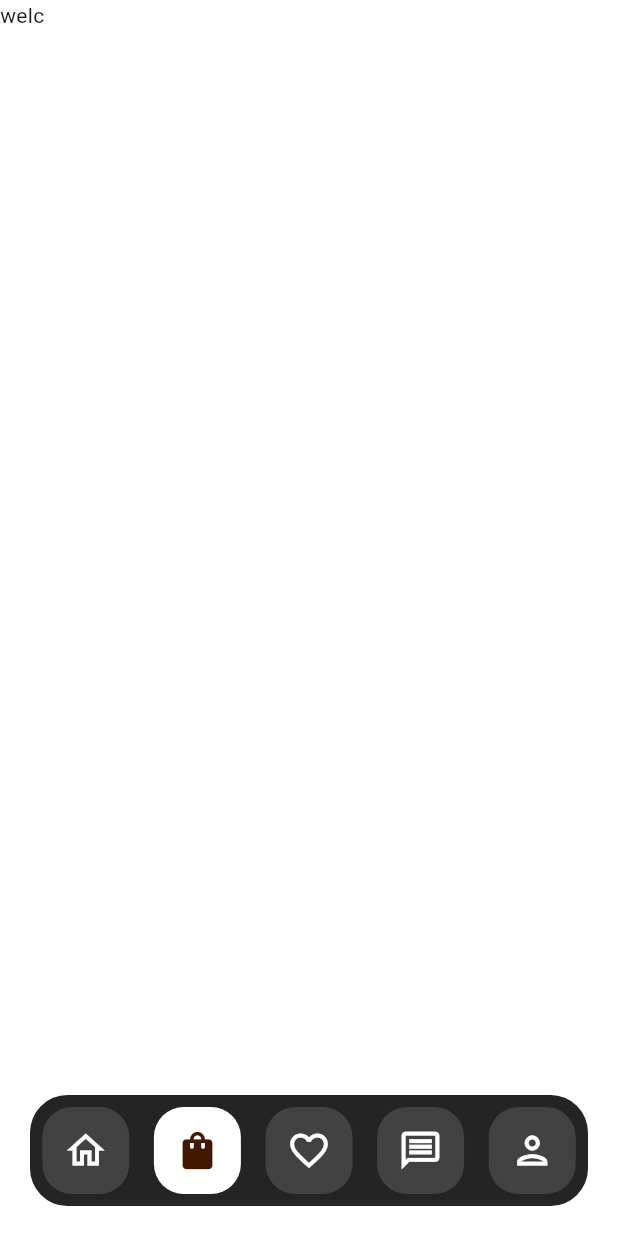
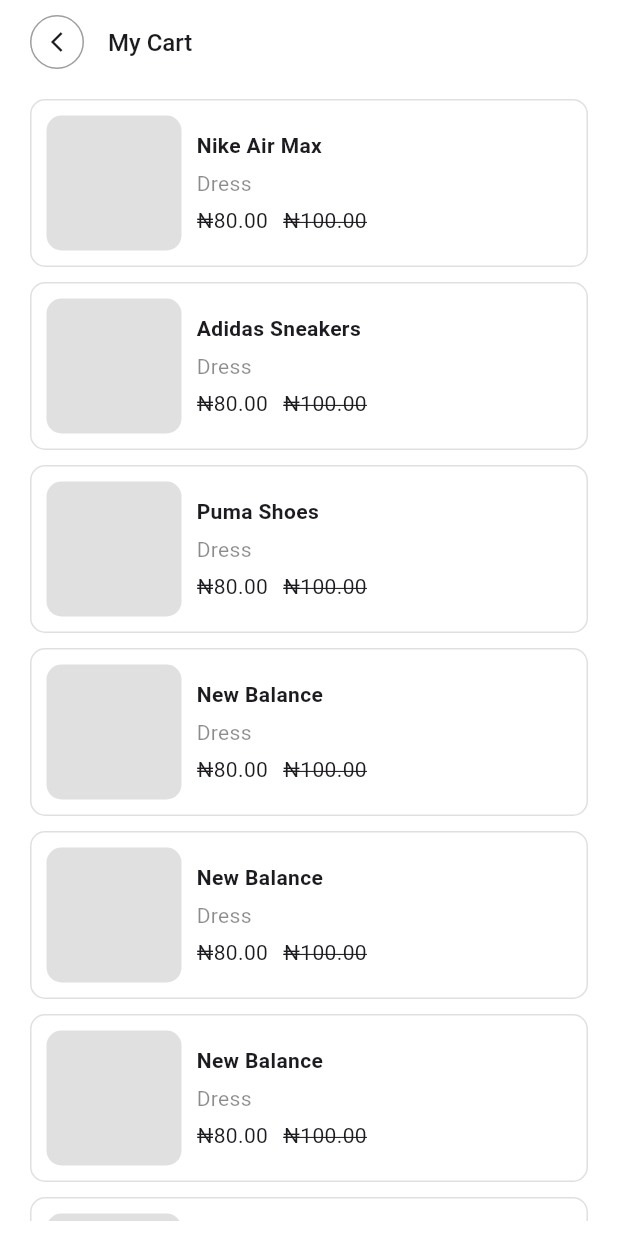
Before and after one commit to Nelson-Chinedu/daza_store, a Flutter app: the DashboardView screen opened directly, scrolled down 416 dp, after a tap on the "shopping bag" icon, on a phone screen of 412 x 824 dp. Run offline on Flutter 3.47's test engine with Material 3 defaults, Android fonts, the phone set to English and light mode, and no system bars; drawn by our look-alikes of flutter_slidable; our stand-ins replace carousel_slider, get_it, intl_phone_number_input, lottie, pin_input_text_field, smooth_page_indicator and 2 more.

Commit message:
feat: add cart

```diff
--- /dev/null
+++ b/lib/features/dashboard/cart/cart_view.dart
@@ -0,0 +1,138 @@
+import 'package:daza_store_commerce/features/dashboard/cart/cart_viewmodel.dart';
+import 'package:flutter/material.dart';
+import 'package:flutter_slidable/flutter_slidable.dart';
+import 'package:stacked/stacked.dart';
+
+class CartView extends StatelessWidget {
+  const CartView({super.key});
+
+  @override
+  Widget build(BuildContext context) {
+    return ViewModelBuilder<CartViewModel>.reactive(
+      viewModelBuilder: () => CartViewModel(),
+
+      builder: (context, model, child) {
+        return Scaffold(
+          appBar: AppBar(
+            leading: Padding(
+              padding: const EdgeInsets.only(left: 20),
+              child: GestureDetector(
+                onTap: model.goBack,
+                child: Container(
+                  width: 34,
+                  height: 34,
+                  decoration: BoxDecoration(
+                    shape: BoxShape.circle,
+                    border: Border.all(color: Colors.grey),
+                  ),
+                  child: const Icon(Icons.arrow_back_ios_sharp, size: 16),
+                ),
+              ),
+            ),
+            title: const Text(
+              'My Cart',
+              style: TextStyle(fontSize: 16, fontWeight: FontWeight.w500),
+            ),
+            backgroundColor: Colors.white,
+          ),
+
+          body: SafeArea(
+            child: Padding(
+              padding: const EdgeInsets.symmetric(horizontal: 20, vertical: 10),
+              child: SlidableAutoCloseBehavior(
+                child: SlidableAutoCloseBehavior(
+                  child: ListView.builder(
+                    itemCount: model.items.length,
+                    itemBuilder: (context, index) {
+                      final item = model.items[index];
+
+                      return Padding(
+                        padding: const EdgeInsets.only(bottom: 10.0),
+                        child: Slidable(
+                          key: ValueKey(item),
+
+                          endActionPane: ActionPane(
+                            motion: const BehindMotion(),
+                            extentRatio: 0.22,
+                            children: [
+                              SlidableAction(
+                                onPressed: (_) => model.removeItem(index),
+                                backgroundColor: const Color(0xFFD65A5A),
+                                icon: Icons.delete_outline,
+                                foregroundColor: Colors.white,
+                                borderRadius: const BorderRadius.only(
+                                  topRight: Radius.circular(20),
+                                  bottomRight: Radius.circular(20),
+                                ),
+                              ),
+                            ],
+                          ),
+
+                          child: Builder(
+                            builder: (context) {
+                              return GestureDetector(
+                                onTap: () => Slidable.of(context)?.close(),
+                                child: Column(
+                                  children: [cartItem(itemName: item)],
+                                ),
+                              );
+                            },
+                          ),
+                        ),
+                      );
+                    },
+                  ),
+                ),
+              ),
+            ),
+          ),
+        );
+      },
+    );
+  }
+
+  Widget cartItem({required String itemName}) {
+    return Container(
+      padding: const EdgeInsets.all(10),
+      width: double.infinity,
+      decoration: BoxDecoration(
+        border: Border.all(color: Colors.black12),
+        borderRadius: BorderRadius.circular(10),
+      ),
+      child: Row(
+        children: [
+          Container(
+            width: 90,
+            height: 90,
+            decoration: BoxDecoration(
+              color: Colors.grey.shade300,
+              borderRadius: BorderRadius.circular(10),
+            ),
+          ),
+          const SizedBox(width: 10),
+          Expanded(
+            child: Column(
+              crossAxisAlignment: CrossAxisAlignment.start,
+              children: [
+                Text(itemName, style: TextStyle(fontWeight: FontWeight.w600)),
+                SizedBox(height: 5),
+                Text('Dress', style: TextStyle(color: Colors.black45)),
+                SizedBox(height: 5),
+                Row(
+                  children: [
+                    Text('₦80.00'),
+                    SizedBox(width: 10),
+                    Text(
+                      '₦100.00',
+                      style: TextStyle(decoration: TextDecoration.lineThrough),
+                    ),
+                  ],
+                ),
+              ],
+            ),
+          ),
+        ],
+      ),
+    );
+  }
+}
--- /dev/null
+++ b/lib/features/dashboard/cart/cart_viewmodel.dart
@@ -0,0 +1,29 @@
+// import 'package:daza_store_commerce/features/dashboard/home/home_view.dart';
+import 'package:stacked/stacked.dart';
+import 'package:stacked_services/stacked_services.dart';
+
+class CartViewModel extends ReactiveViewModel {
+  List<String> items = [
+    'Nike Air Max',
+    'Adidas Sneakers',
+    'Puma Shoes',
+    'New Balance',
+    'New Balance',
+    'New Balance',
+    'New Balance',
+    'New Balance',
+    'New Balance',
+  ];
+
+  void removeItem(int index) {
+    items.removeAt(index);
+    notifyListeners();
+  }
+
+  void goBack() {
+    NavigationService().back();
+  }
+
+  @override
+  List<ListenableServiceMixin> get listenableServices => [];
+}
--- a/lib/features/dashboard/dashboard_view.dart
+++ b/lib/features/dashboard/dashboard_view.dart
@@ -1,3 +1,4 @@
+import 'package:daza_store_commerce/features/dashboard/cart/cart_view.dart';
 import 'package:daza_store_commerce/features/dashboard/home/home_view.dart';
 import 'package:daza_store_commerce/features/dashboard/wishlist/wishlist_view.dart';
 import 'package:daza_store_commerce/styles/brand_color.dart';
@@ -13,7 +14,11 @@
 class _DashboardViewState extends State<DashboardView> {
   int currentIndex = 0;
 
-  final List<Widget> pages = [HomeView(), Text('welc'), WishlistView()];
+  final List<Widget> pages = [
+    HomeView(),
+    // CartView(),
+    WishlistView(),
+  ];
 
   @override
   Widget build(BuildContext context) {
@@ -35,10 +40,30 @@
                     filled: Icons.home,
                     index: 0,
                   ),
-                  _navItem(
-                    outlined: Icons.shopping_bag_outlined,
-                    filled: Icons.shopping_bag,
-                    index: 1,
+                  // _navItem(
+                  //   outlined: Icons.shopping_bag_outlined,
+                  //   filled: Icons.shopping_bag,
+                  //   index: 1,
+                  // ),
+                  GestureDetector(
+                    onTap: () {
+                      Navigator.push(
+                        context,
+                        MaterialPageRoute(builder: (_) => CartView()),
+                      );
+                    },
+                    child: Container(
+                      padding: const EdgeInsets.all(14),
+                      decoration: BoxDecoration(
+                        color: Colors.grey.shade800,
+                        borderRadius: BorderRadius.circular(20),
+                      ),
+                      child: const Icon(
+                        Icons.shopping_bag_outlined,
+                        color: Colors.white,
+                        size: 30,
+                      ),
+                    ),
                   ),
                   _navItem(
                     outlined: Icons.favorite_outline,
--- a/pubspec.yaml
+++ b/pubspec.yaml
@@ -43,6 +43,7 @@
   pin_input_text_field: ^4.5.2
   intl_phone_number_input: ^0.7.5
   carousel_slider: ^5.1.2
+  flutter_slidable: ^4.0.3
 
 dev_dependencies:
   flutter_test:
```
Also changed, not shown: pubspec.lock, 1 other file.
